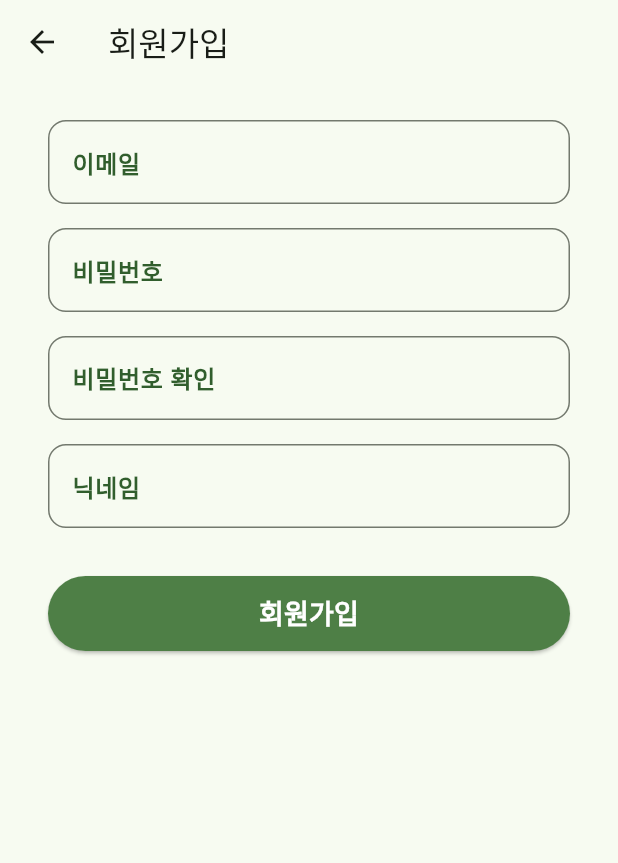
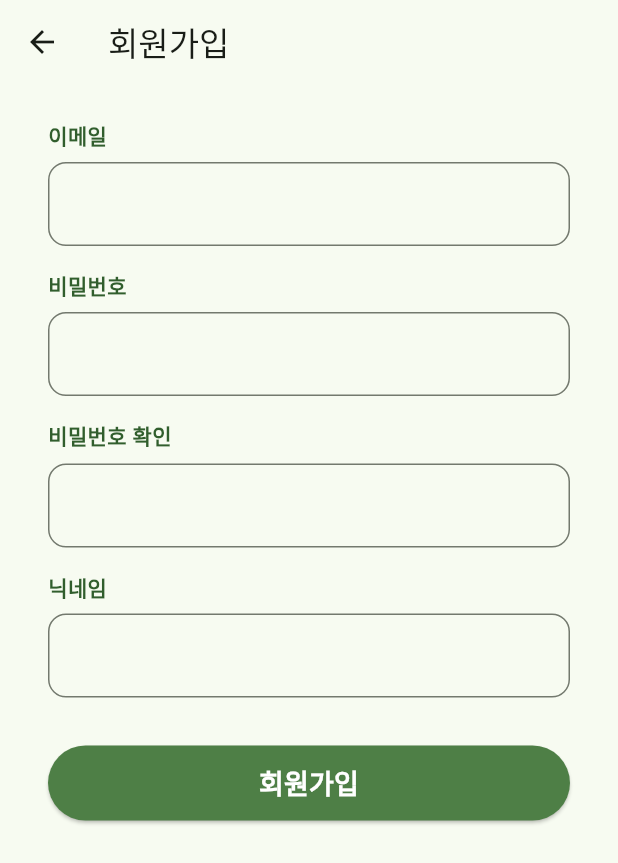
Before and after one commit to YuEngMe/Leafie, a Flutter app: the screen it shows after launch, after a tap on "회원가입", on a phone screen of 412 x 824 dp. Shown: the top 863 px of the screen. Run offline on Flutter 3.47's test engine with Material 3 defaults, Android fonts, the phone set to English and light mode, and no system bars; our stand-ins replace flutter_dotenv, supabase_flutter; accounts and stored records are empty; network calls fail; Roboto replaces fonts that are missing (Pretendard).

Commit message:
feat(frontend): 로그인, 회원가입 supabase 연동

```diff
--- a/frontend/lib/main.dart
+++ b/frontend/lib/main.dart
@@ -1,8 +1,16 @@
 import 'package:flutter/material.dart';
+import 'package:flutter_dotenv/flutter_dotenv.dart';
+import 'package:supabase_flutter/supabase_flutter.dart';
 import 'package:yeso_plant/screens/login_screen.dart';
 import 'package:yeso_plant/theme/app_colors.dart';
 
-void main() {
+Future<void> main() async {
+  WidgetsFlutterBinding.ensureInitialized();
+  await dotenv.load();
+  await Supabase.initialize(
+    url: dotenv.env['SUPABASE_URL']!,
+    publishableKey: dotenv.env['SUPABASE_PUBLISHABLE_KEY']!,
+  );
   runApp(const YesoApp());
 }
 
--- a/frontend/lib/screens/login_screen.dart
+++ b/frontend/lib/screens/login_screen.dart
@@ -3,9 +3,44 @@ import 'package:yeso_plant/screens/signup_screen.dart';
 import 'package:yeso_plant/widgets/app_text_field.dart';
 import 'package:yeso_plant/widgets/primary_button.dart';
 import 'package:yeso_plant/widgets/social_login_button.dart';
+import 'package:supabase_flutter/supabase_flutter.dart';
 
-class LoginScreen extends StatelessWidget {
+class LoginScreen extends StatefulWidget {
   const LoginScreen({super.key});
+
+  @override
+  State<LoginScreen> createState() => _LoginScreenState();
+}
+
+class _LoginScreenState extends State<LoginScreen> {
+  final _emailController = TextEditingController();
+  final _passwordController = TextEditingController();
+  bool _loading = false;
+
+  Future<void> _login() async {
+    setState(() {
+      _loading = true;
+    });
+    try {
+      await Supabase.instance.client.auth.signInWithPassword(
+        email: _emailController.text.trim(),
+        password: _passwordController.text,
+      );
+      if (mounted) {
+        ScaffoldMessenger.of(
+          context,
+        ).showSnackBar(const SnackBar(content: Text('로그인 성공')));
+      }
+    } on AuthException catch (e) {
+      if (mounted) {
+        ScaffoldMessenger.of(
+          context,
+        ).showSnackBar(SnackBar(content: Text(e.message)));
+      }
+    } finally {
+      if (mounted) setState(() => _loading = false);
+    }
+  }
 
   @override
   Widget build(BuildContext context) {
@@ -34,9 +69,13 @@ class LoginScreen extends StatelessWidget {
                 ),
                 const SizedBox(height: 40),
 
-                const AppTextField(label: '이메일'),
+                AppTextField(label: '이메일', controller: _emailController),
                 const SizedBox(height: 16),
-                const AppTextField(label: '비밀번호', obscureText: true),
+                AppTextField(
+                  label: '비밀번호',
+                  obscureText: true,
+                  controller: _passwordController,
+                ),
                 const SizedBox(height: 12),
 
                 // 회원가입 / 비밀번호 찾기 (양쪽 끝 정렬)
@@ -46,21 +85,19 @@ class LoginScreen extends StatelessWidget {
                     TextButton(
                       onPressed: () => Navigator.push(
                         context,
-                        MaterialPageRoute(
-                          builder: (_) => const SignupScreen(),
-                        ),
+                        MaterialPageRoute(builder: (_) => const SignupScreen()),
                       ),
                       child: const Text('회원가입'),
                     ),
-                    TextButton(
-                      onPressed: () {},
-                      child: const Text('비밀번호 찾기'),
-                    ),
+                    TextButton(onPressed: () {}, child: const Text('비밀번호 찾기')),
                   ],
                 ),
                 const SizedBox(height: 8),
 
-                PrimaryButton(label: '로그인', onPressed: () {}),
+                PrimaryButton(
+                  label: _loading ? '로그인 중...' : '로그인',
+                  onPressed: _loading ? () {} : _login,
+                ),
                 const SizedBox(height: 40),
 
                 // 간편로그인 구분선
--- a/frontend/lib/screens/signup_screen.dart
+++ b/frontend/lib/screens/signup_screen.dart
@@ -1,9 +1,52 @@
 import 'package:flutter/material.dart';
 import 'package:yeso_plant/widgets/app_text_field.dart';
 import 'package:yeso_plant/widgets/primary_button.dart';
+import 'package:supabase_flutter/supabase_flutter.dart';
 
-class SignupScreen extends StatelessWidget {
+class SignupScreen extends StatefulWidget {
   const SignupScreen({super.key});
+
+  @override
+  State<SignupScreen> createState() => _SignupScreenState();
+}
+
+class _SignupScreenState extends State<SignupScreen> {
+  final _emailcontroller = TextEditingController();
+  final _passwordController = TextEditingController();
+  final _passwordConfirmController = TextEditingController();
+  final _nicknameController = TextEditingController();
+  bool _loading = false;
+
+  Future<void> _signup() async {
+    if (_passwordController.text != _passwordConfirmController.text) {
+      ScaffoldMessenger.of(
+        context,
+      ).showSnackBar(const SnackBar(content: Text('비밀번호가 일치하지 않습니다.')));
+      return;
+    }
+
+    setState(() => _loading = true);
+    try {
+      await Supabase.instance.client.auth.signUp(
+        email: _emailcontroller.text.trim(),
+        password: _passwordController.text,
+        data: {'leafie_nickname': _nicknameController.text},
+      );
+      if (mounted) {
+        ScaffoldMessenger.of(
+          context,
+        ).showSnackBar(const SnackBar(content: Text('회원가입 성공! 이메일을 확인해주세요.')));
+      }
+    } on AuthException catch (e) {
+      if (mounted) {
+        ScaffoldMessenger.of(
+          context,
+        ).showSnackBar(SnackBar(content: Text(e.message)));
+      }
+    } finally {
+      if (mounted) setState(() => _loading = false);
+    }
+  }
 
   @override
   Widget build(BuildContext context) {
@@ -14,15 +57,26 @@ class SignupScreen extends StatelessWidget {
           padding: const EdgeInsets.symmetric(horizontal: 32, vertical: 24),
           child: Column(
             children: [
-              const AppTextField(label: '이메일'),
+              AppTextField(label: '이메일', controller: _emailcontroller),
               const SizedBox(height: 16),
-              const AppTextField(label: '비밀번호', obscureText: true),
+              AppTextField(
+                label: '비밀번호',
+                obscureText: true,
+                controller: _passwordController,
+              ),
               const SizedBox(height: 16),
-              const AppTextField(label: '비밀번호 확인', obscureText: true),
+              AppTextField(
+                label: '비밀번호 확인',
+                obscureText: true,
+                controller: _passwordConfirmController,
+              ),
               const SizedBox(height: 16),
-              const AppTextField(label: '닉네임'),
+              AppTextField(label: '닉네임', controller: _nicknameController),
               const SizedBox(height: 32),
-              PrimaryButton(label: '회원가입', onPressed: () {}),
+              PrimaryButton(
+                label: _loading ? '가입 중...' : '회원가입',
+                onPressed: _loading ? () {} : _signup,
+              ),
             ],
           ),
         ),
--- a/frontend/lib/widgets/app_text_field.dart
+++ b/frontend/lib/widgets/app_text_field.dart
@@ -2,26 +2,45 @@ import 'package:flutter/material.dart';
 import 'package:yeso_plant/theme/app_colors.dart';
 
 class AppTextField extends StatelessWidget {
-  const AppTextField({super.key, required this.label, this.obscureText = false});
+  const AppTextField({
+    super.key,
+    required this.label,
+    this.obscureText = false,
+    this.controller,
+    this.hintText,
+  });
 
   final String label;
   final bool obscureText;
+  final TextEditingController? controller;
+  final String? hintText;
 
   @override
   Widget build(BuildContext context) {
-    return TextField(
-      obscureText: obscureText,
-      decoration: InputDecoration(
-        labelText: label,
-        labelStyle: const TextStyle(
-          color: kLabelGreen,
-          fontWeight: FontWeight.w600,
+    return Column(
+      crossAxisAlignment: CrossAxisAlignment.start,
+      children: [
+        Text(
+          label,
+          style: const TextStyle(
+            color: kLabelGreen,
+            fontWeight: FontWeight.w600,
+            fontSize: 14,
+          ),
         ),
-        border: OutlineInputBorder(
-          borderRadius: BorderRadius.circular(12),
-          borderSide: const BorderSide(color: kBorderGreen),
+        const SizedBox(height: 8),
+        TextField(
+          controller: controller,
+          obscureText: obscureText,
+          decoration: InputDecoration(
+            hintText: hintText,
+            border: OutlineInputBorder(
+              borderRadius: BorderRadius.circular(12),
+              borderSide: const BorderSide(color: kBorderGreen),
+            ),
+          ),
         ),
-      ),
+      ],
     );
   }
 }
--- a/frontend/pubspec.yaml
+++ b/frontend/pubspec.yaml
@@ -34,6 +34,8 @@ dependencies:
   # The following adds the Cupertino Icons font to your application.
   # Use with the CupertinoIcons class for iOS style icons.
   cupertino_icons: ^1.0.8
+  supabase_flutter: ^2.16.0
+  flutter_dotenv: ^6.0.1
 
 dev_dependencies:
   flutter_test:
@@ -56,6 +58,9 @@ flutter:
   # included with your application, so that you can use the icons in
   # the material Icons class.
   uses-material-design: true
+
+  assets:
+    - .env
 
   fonts:
     - family: Pretendard
```
Also changed, not shown: frontend/pubspec.lock, 15 other files.
